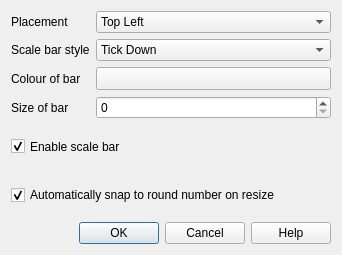
This is qgis/src/plugins/scale_bar/pluginguibase.ui in sourcepole/qgis as Qt 5 draws it before an edit. The edited form follows.
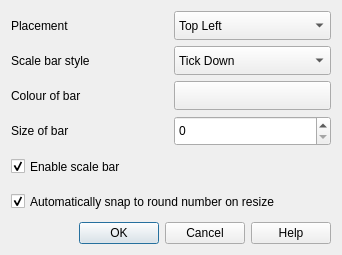
This is the edited form. Icons and pictures are not drawn. Custom widgets are drawn as their Qt base class.

Commit message: Dont use form layout use grid layout (for  #2121)

```diff
--- a/qgis/src/plugins/scale_bar/pluginguibase.ui
+++ b/qgis/src/plugins/scale_bar/pluginguibase.ui
@@ -20,11 +20,6 @@
   </property>
   <layout class="QGridLayout" name="gridLayout">
    <item row="0" column="0">
-    <layout class="QFormLayout" name="formLayout">
-     <property name="fieldGrowthPolicy">
-      <enum>QFormLayout::AllNonFixedFieldsGrow</enum>
-     </property>
-     <item row="0" column="0">
       <widget class="QLabel" name="textLabel1_2">
        <property name="sizePolicy">
         <sizepolicy hsizetype="Preferred" vsizetype="Minimum">
@@ -180,9 +175,7 @@
        </property>
       </widget>
      </item>
-    </layout>
-   </item>
-   <item row="1" column="0">
+   <item row="4" column="0" colspan="2">
     <widget class="QCheckBox" name="chkEnable">
      <property name="sizePolicy">
       <sizepolicy hsizetype="Minimum" vsizetype="Minimum">
@@ -198,7 +191,7 @@
      </property>
     </widget>
    </item>
-   <item row="2" column="0">
+   <item row="5" column="0" colspan="2">
     <widget class="QCheckBox" name="chkSnapping">
      <property name="sizePolicy">
       <sizepolicy hsizetype="Minimum" vsizetype="Minimum">
@@ -214,7 +207,7 @@
      </property>
     </widget>
    </item>
-   <item row="3" column="0">
+   <item row="6" column="0" colspan="2">
     <widget class="QDialogButtonBox" name="buttonBox">
      <property name="orientation">
       <enum>Qt::Horizontal</enum>
```
Lines whose indentation alone changed are shown as unchanged.
